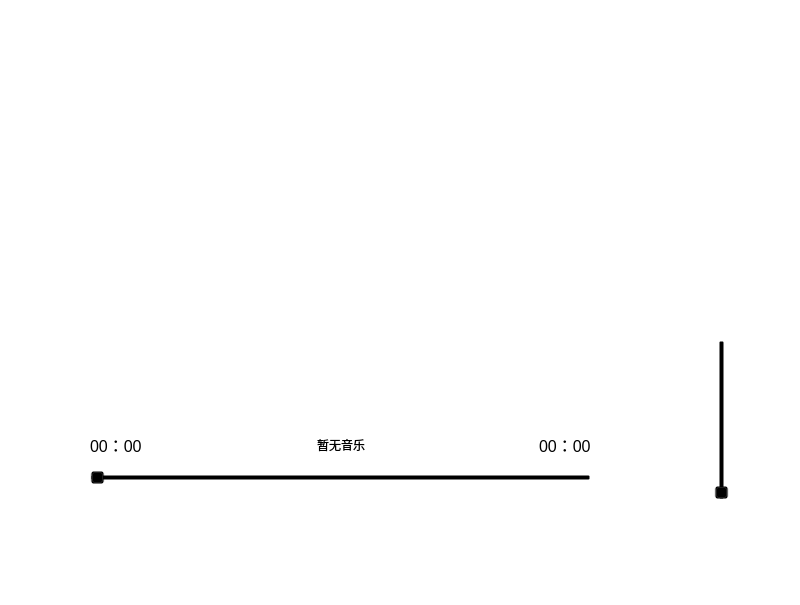
This is MusicPlayer/mainwindow.ui in cyduan/Ai-Yin-Music-Player as Qt 5 draws it before an edit. The edited form follows.
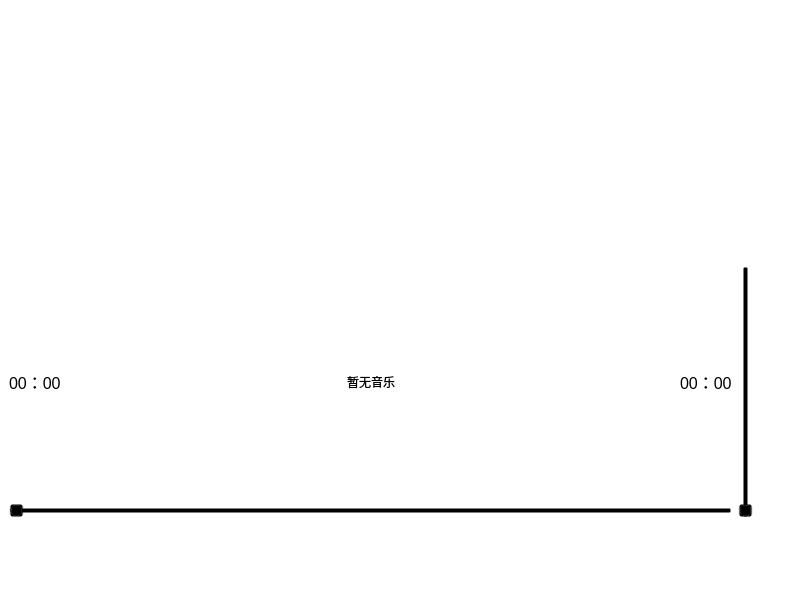
This is the edited form. Icons and pictures are not drawn.

Commit message:
完善了帮助文档和布局
写好了帮助按钮和文档内容
调整了下布局格式，使布局能够随着放大缩小改变

Diff of the .ui file:
```diff
--- a/MusicPlayer/mainwindow.ui
+++ b/MusicPlayer/mainwindow.ui
@@ -24,15 +24,8 @@
 }</string>
   </property>
   <widget class="QWidget" name="centralwidget">
-   <widget class="QWidget" name="layoutWidget">
-    <property name="geometry">
-     <rect>
-      <x>2</x>
-      <y>504</y>
-      <width>791</width>
-      <height>52</height>
-     </rect>
-    </property>
+   <layout class="QGridLayout" name="gridLayout">
+    <item row="4" column="0" colspan="3">
     <layout class="QHBoxLayout" name="horizontalLayout">
      <item>
       <widget class="QPushButton" name="pushButton">
@@ -390,55 +383,8 @@
       </widget>
      </item>
     </layout>
-   </widget>
-   <widget class="QSlider" name="volumeSpacer">
-    <property name="geometry">
-     <rect>
-      <x>713</x>
-      <y>340</y>
-      <width>18</width>
-      <height>160</height>
-     </rect>
-    </property>
-    <property name="mouseTracking">
-     <bool>false</bool>
-    </property>
-    <property name="orientation">
-     <enum>Qt::Vertical</enum>
-    </property>
-   </widget>
-   <widget class="QListWidget" name="listWidget">
-    <property name="geometry">
-     <rect>
-      <x>90</x>
-      <y>20</y>
-      <width>501</width>
-      <height>391</height>
-     </rect>
-    </property>
-   </widget>
-   <widget class="QSlider" name="playSpacer">
-    <property name="geometry">
-     <rect>
-      <x>90</x>
-      <y>470</y>
-      <width>501</width>
-      <height>16</height>
-     </rect>
-    </property>
-    <property name="orientation">
-     <enum>Qt::Horizontal</enum>
-    </property>
-   </widget>
-   <widget class="QWidget" name="layoutWidget">
-    <property name="geometry">
-     <rect>
-      <x>90</x>
-      <y>430</y>
-      <width>501</width>
-      <height>29</height>
-     </rect>
-    </property>
+    </item>
+    <item row="2" column="0">
     <layout class="QHBoxLayout" name="horizontalLayout_2">
      <item>
       <widget class="QLabel" name="curLabel">
@@ -498,16 +444,19 @@
       </widget>
      </item>
     </layout>
-   </widget>
+    </item>
+    <item row="3" column="0">
+     <widget class="QSlider" name="playSpacer">
+      <property name="orientation">
+       <enum>Qt::Horizontal</enum>
+      </property>
+     </widget>
+    </item>
+    <item row="0" column="0" rowspan="2">
+     <widget class="QListWidget" name="listWidget"/>
+    </item>
+    <item row="0" column="2">
    <widget class="QPushButton" name="helpButton">
-    <property name="geometry">
-     <rect>
-      <x>730</x>
-      <y>20</y>
-      <width>41</width>
-      <height>21</height>
-     </rect>
-    </property>
     <property name="text">
      <string/>
     </property>
@@ -522,6 +471,18 @@
      </size>
     </property>
    </widget>
+    </item>
+    <item row="2" column="1" rowspan="2">
+     <widget class="QSlider" name="volumeSpacer">
+      <property name="mouseTracking">
+       <bool>false</bool>
+      </property>
+      <property name="orientation">
+       <enum>Qt::Vertical</enum>
+      </property>
+     </widget>
+    </item>
+   </layout>
   </widget>
   <widget class="QStatusBar" name="statusbar"/>
  </widget>
```
Lines whose indentation alone changed are shown as unchanged. The commit also changes 3 other files.
